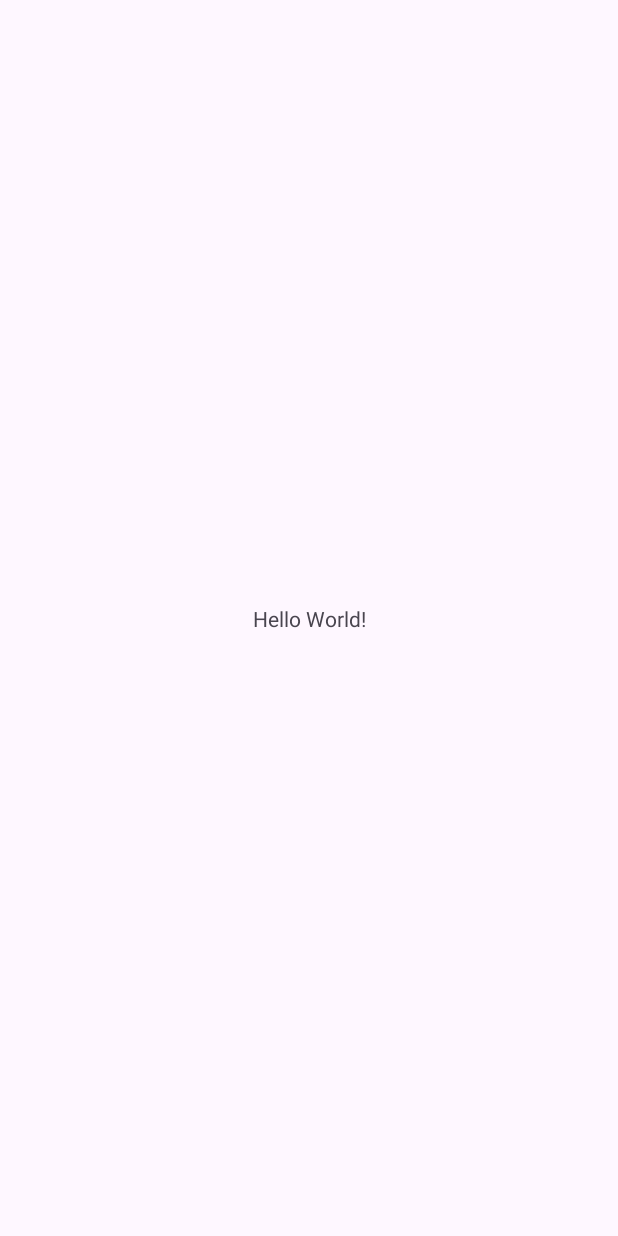
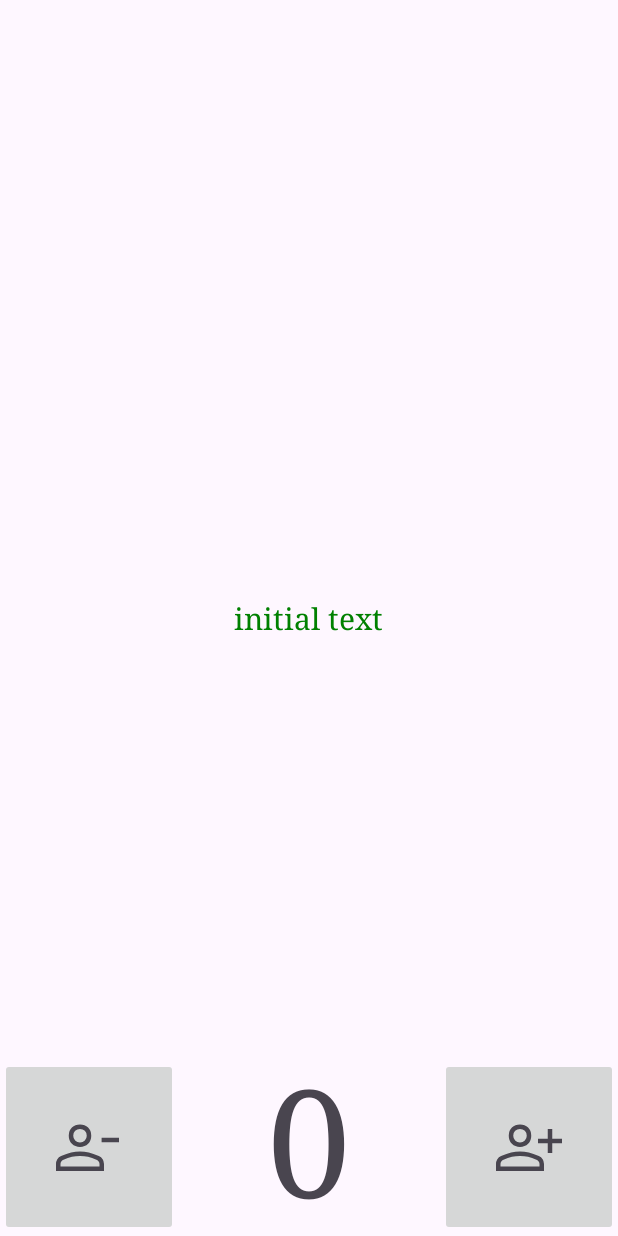
Before and after one commit to ILYA-NASA/Android-basic, an Android app: the screen it shows after launch (MainActivity), on a phone screen of 412 x 824 dp. Before the commit the screen is almost empty. Run offline under Robolectric (Android 15) with nearby library versions, the phone set to English and light mode, and no system bars.

Commit message:
added task components

```diff
--- a/16_HelloAndroid/app/src/main/res/layout/activity_main.xml
+++ b/16_HelloAndroid/app/src/main/res/layout/activity_main.xml
@@ -1,18 +1,41 @@
 <?xml version="1.0" encoding="utf-8"?>
-<androidx.constraintlayout.widget.ConstraintLayout xmlns:android="http://schemas.android.com/apk/res/android"
-    xmlns:app="http://schemas.android.com/apk/res-auto"
+<FrameLayout xmlns:android="http://schemas.android.com/apk/res/android"
     xmlns:tools="http://schemas.android.com/tools"
     android:layout_width="match_parent"
     android:layout_height="match_parent"
     tools:context=".MainActivity">
 
-    <TextView
+    <androidx.appcompat.widget.AppCompatTextView
+        android:id="@+id/seatsStatus"
+        style="@style/TaskStyle"
         android:layout_width="wrap_content"
         android:layout_height="wrap_content"
-        android:text="Hello World!"
-        app:layout_constraintBottom_toBottomOf="parent"
-        app:layout_constraintEnd_toEndOf="parent"
-        app:layout_constraintStart_toStartOf="parent"
-        app:layout_constraintTop_toTopOf="parent" />
+        android:text="@string/initial_text"
+        android:textColor="#008000"
+        tools:text="@tools:sample/lorem/random" />
 
-</androidx.constraintlayout.widget.ConstraintLayout>
+    <androidx.appcompat.widget.AppCompatTextView
+        android:id="@+id/counter"
+        style="@style/TaskStyle"
+        android:layout_width="wrap_content"
+        android:layout_height="wrap_content"
+        android:layout_gravity="center|bottom"
+        android:text="0"
+        android:textSize="100sp" />
+
+    <ImageButton
+        android:id="@+id/incrementButton"
+        android:layout_width="wrap_content"
+        android:layout_height="wrap_content"
+        android:layout_gravity="bottom|end"
+        android:padding="35dp"
+        android:src="@drawable/person_add" />
+
+    <ImageButton
+        android:id="@+id/decrementButton"
+        android:layout_width="wrap_content"
+        android:layout_height="wrap_content"
+        android:layout_gravity="bottom|start"
+        android:padding="35dp"
+        android:src="@drawable/person_remove" />
+</FrameLayout>
--- a/16_HelloAndroid/app/src/main/res/values/strings.xml
+++ b/16_HelloAndroid/app/src/main/res/values/strings.xml
@@ -1,3 +1,4 @@
 <resources>
     <string name="app_name">CounterOfBusPassengers</string>
+    <string name="initial_text">initial text</string>
 </resources>
```
